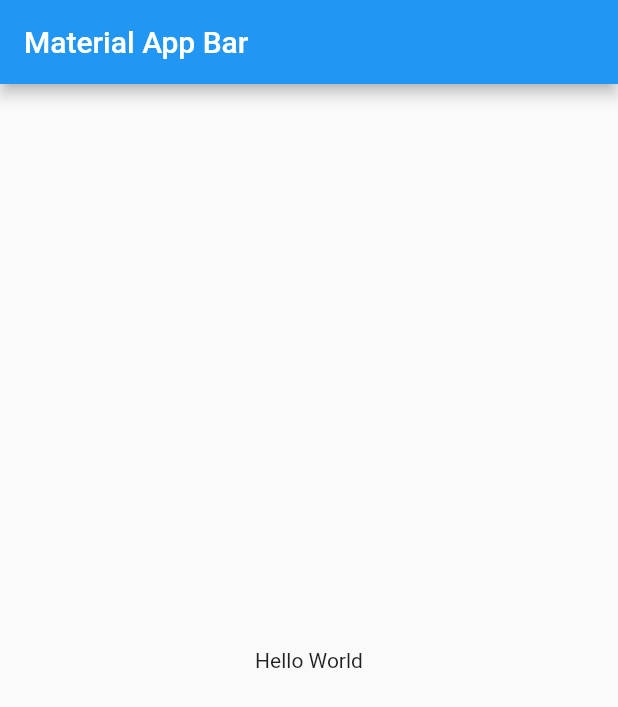
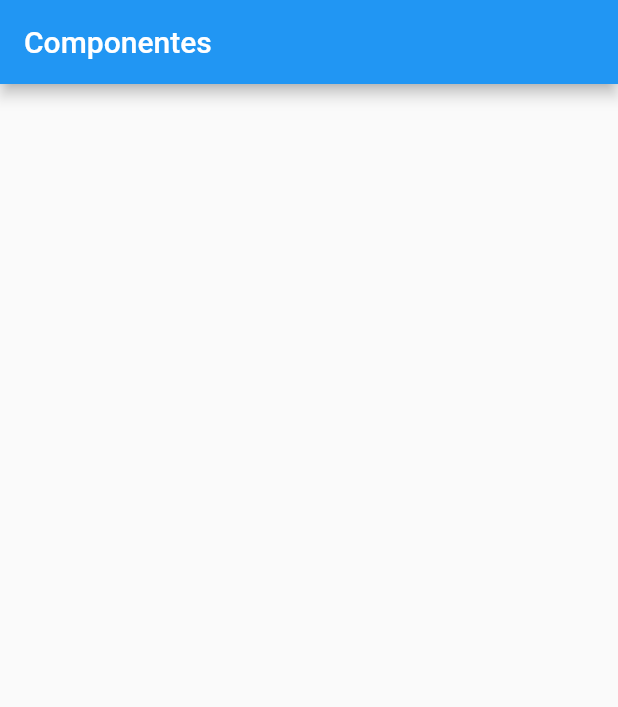
Before and after one commit to Fran123456/MAT115, a Flutter app: the screen it shows after launch, on a phone screen of 412 x 824 dp. Shown: the top 707 px of the screen. Run offline on Flutter 3.47's test engine with Material 2 defaults, Android fonts, the phone set to English and light mode, and no system bars.

Commit message:
pagina de inicio

```diff
--- /dev/null
+++ b/app.txt
@@ -0,0 +1,9 @@
+echo "# flutter-componentes" >> README.md
+git init
+git add README.md
+git commit -m "first commit"
+git remote add origin https://github.com/Fran123456/flutter-componentes.git
+git push -u origin master
+…or push an existing repository from the command line
+git remote add origin https://github.com/Fran123456/flutter-componentes.git
+git push -u origin master
--- a/lib/main.dart
+++ b/lib/main.dart
@@ -1,4 +1,6 @@
 import 'package:flutter/material.dart';
+import 'package:componentes/src/pages/home_page.dart';
+
 
 void main() => runApp(MyApp());
 
@@ -6,17 +8,9 @@ class MyApp extends StatelessWidget {
   @override
   Widget build(BuildContext context) {
     return MaterialApp(
-      title: 'Material App',
-      home: Scaffold(
-        appBar: AppBar(
-          title: Text('Material App Bar'),
-        ),
-        body: Center(
-          child: Container(
-            child: Text('Hello World'),
-          ),
-        ),
-      ),
+      title: 'Componentes',
+      debugShowCheckedModeBanner: false,
+      home: HomePage(),
     );
   }
 }
--- /dev/null
+++ b/lib/src/pages/home_page.dart
@@ -0,0 +1,31 @@
+import 'package:flutter/material.dart';
+import 'package:componentes/src/providers/menu_provider.dart';
+
+
+class HomePage extends StatelessWidget {
+
+  @override
+  Widget build(BuildContext context) {
+    return Scaffold(
+      appBar: AppBar(
+        title: Text("Componentes"),
+      ),
+      body: _lista(),
+    );
+  }
+
+
+ //Retorna la lista que usaremos en el body
+  Widget _lista() {
+
+
+     return ListView(
+       children: _listaItems(),
+     );
+  }
+
+  //retorna listas
+  List<Widget>  _listaItems(){
+      return[];
+  }
+}
--- a/pubspec.yaml
+++ b/pubspec.yaml
@@ -41,8 +41,8 @@ flutter:
   uses-material-design: true
 
   # To add assets to your application, add an assets section, like this:
-  # assets:
-  #  - images/a_dot_burr.jpeg
+  assets:
+     - data/menu_opts.json
   #  - images/a_dot_ham.jpeg
 
   # An image asset can refer to one or more resolution-specific "variants", see
```
Also changed, not shown: data/menu_opts.json (added, +20 -0 lines), lib/src/pages/home_temp.dart (added, +19 -0 lines), lib/src/providers/menu_provider.dart (added, +20 -0 lines).
